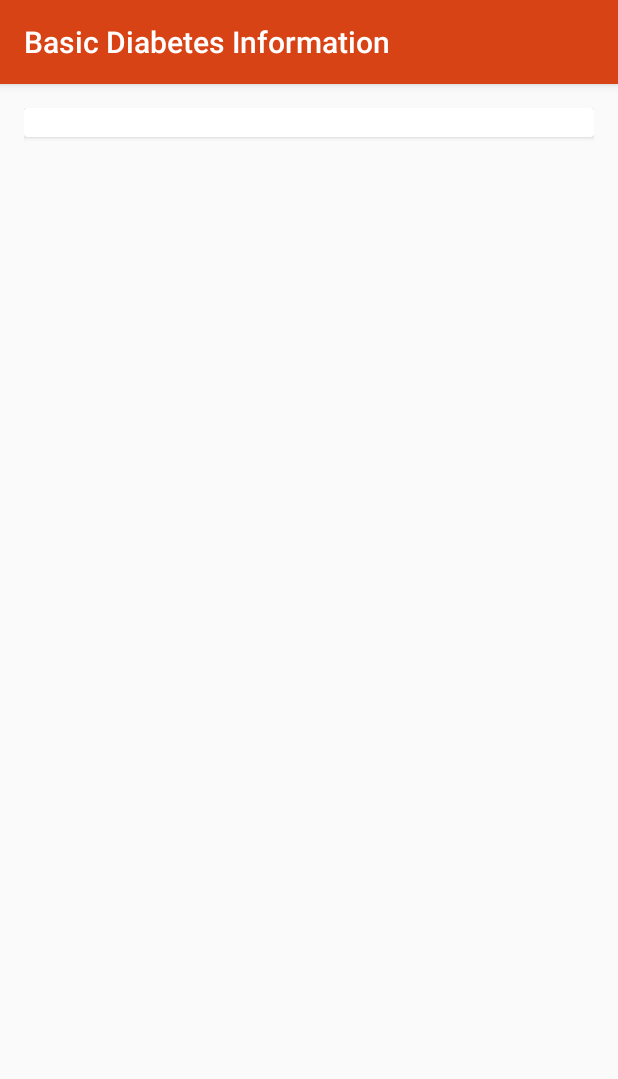
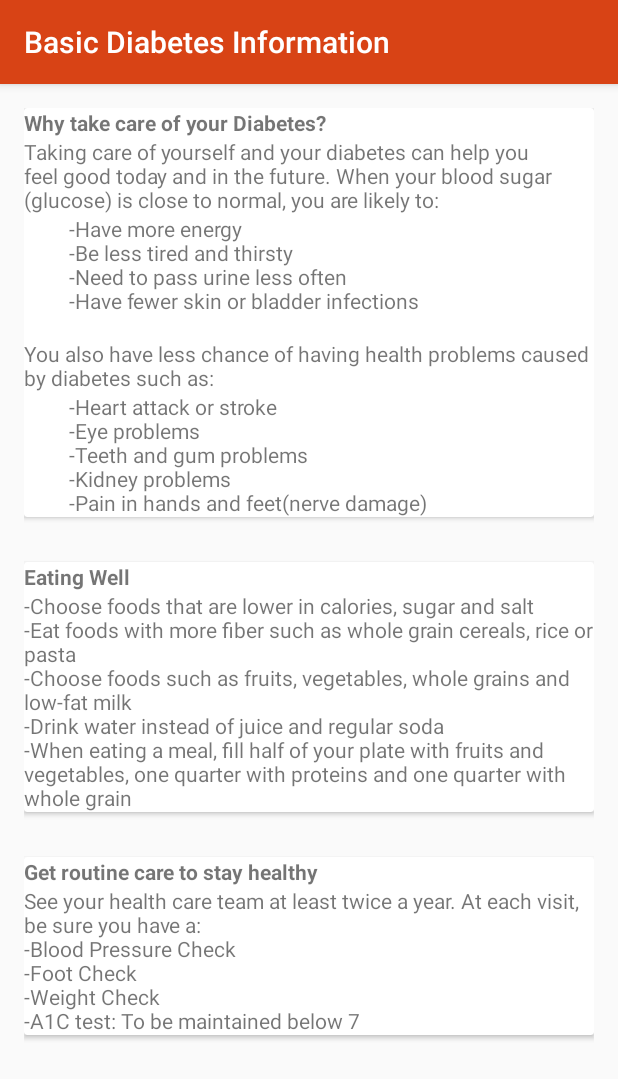
Before and after one commit to tmendonca28/project4thyear, an Android app: the DiabetesInfo screen opened directly, with no data from a screen before it, on a phone screen of 412 x 824 dp. Shown: the top 1079 px of the screen. Run offline under Robolectric (Android 15) with nearby library versions, the phone set to English and light mode, and no system bars; 1 statement that could not run was skipped.

Commit message:
-Basic Diabetes Information Page(added info)

```diff
--- a/app/src/main/res/layout/activity_diabetes_info.xml
+++ b/app/src/main/res/layout/activity_diabetes_info.xml
@@ -21,6 +21,8 @@
 
     </android.support.design.widget.AppBarLayout>
 
+
+
     <include layout="@layout/content_diabetes_info" />
 
 
--- a/app/src/main/res/layout/activity_splash.xml
+++ b/app/src/main/res/layout/activity_splash.xml
@@ -16,7 +16,7 @@
         android:layout_height="wrap_content"
         android:layout_marginBottom="10dp"
         android:textSize="12dp"
-        android:textColor="#454545"
+        android:textColor="#fff"
         android:gravity="center_horizontal"
         android:layout_alignParentBottom="true"
         android:text="A.G. Mendonca" />
--- a/app/src/main/res/layout/content_diabetes_info.xml
+++ b/app/src/main/res/layout/content_diabetes_info.xml
@@ -1,5 +1,5 @@
 <?xml version="1.0" encoding="utf-8"?>
-<RelativeLayout xmlns:android="http://schemas.android.com/apk/res/android"
+<ScrollView xmlns:android="http://schemas.android.com/apk/res/android"
     xmlns:app="http://schemas.android.com/apk/res-auto"
     xmlns:tools="http://schemas.android.com/tools"
     android:id="@+id/content_diabetes_info"
@@ -12,21 +12,89 @@
     app:layout_behavior="@string/appbar_scrolling_view_behavior"
     tools:context="com.tmend.firebaseauth.DiabetesInfo"
     tools:showIn="@layout/activity_diabetes_info">
+    <RelativeLayout
+        android:layout_width="match_parent"
+        android:layout_height="wrap_content">
+
 
     <android.support.v7.widget.CardView
         android:layout_width="match_parent"
-        android:layout_height="wrap_content">
-        <ImageView
+        android:layout_height="wrap_content"
+        android:id="@+id/card_1"
+        android:layout_marginBottom="30sp">
+        <LinearLayout
             android:layout_width="match_parent"
-            android:layout_height="wrap_content" />
+            android:layout_height="wrap_content"
+            android:orientation="vertical">
         <TextView
             android:layout_width="match_parent"
-            android:layout_height="wrap_content" />
-
-
-
-
-
+            android:layout_height="wrap_content"
+            android:text="Why take care of your Diabetes?"
+            android:textStyle="bold"/>
+        <TextView
+            android:layout_width="match_parent"
+            android:layout_height="wrap_content"
+            android:gravity="start"
+            android:text="Taking care of yourself and your diabetes can help you feel good today and in the future. When your blood sugar (glucose) is close to normal, you are likely to:" />
+            <TextView
+                android:layout_width="match_parent"
+                android:layout_height="wrap_content"
+                android:text="         -Have more energy \n         -Be less tired and thirsty \n         -Need to pass urine less often \n         -Have fewer skin or bladder infections" />
+            <TextView
+                android:layout_width="match_parent"
+                android:layout_height="wrap_content"
+                android:text="\nYou also have less chance of having health problems caused by diabetes such as:"/>
+            <TextView
+                android:layout_width="match_parent"
+                android:layout_height="wrap_content"
+                android:text="         -Heart attack or stroke \n         -Eye problems \n         -Teeth and gum problems \n         -Kidney problems \n         -Pain in hands and feet(nerve damage)" />
+        </LinearLayout>
     </android.support.v7.widget.CardView>
 
-</RelativeLayout>
+    <android.support.v7.widget.CardView
+        android:layout_width="match_parent"
+        android:layout_height="wrap_content"
+        android:id="@+id/card_2"
+        android:layout_below="@id/card_1"
+        android:layout_marginBottom="30sp">
+        <LinearLayout
+            android:layout_width="match_parent"
+            android:layout_height="wrap_content"
+            android:orientation="vertical">
+            <TextView
+                android:layout_width="match_parent"
+                android:layout_height="wrap_content"
+                android:text="Eating Well"
+                android:textStyle="bold"/>
+            <TextView
+                android:layout_width="match_parent"
+                android:layout_height="wrap_content"
+                android:text="-Choose foods that are lower in calories, sugar and salt \n-Eat foods with more fiber such as whole grain cereals, rice or pasta \n-Choose foods such as fruits, vegetables, whole grains and low-fat milk \n-Drink water instead of juice and regular soda \n-When eating a meal, fill half of your plate with fruits and vegetables, one quarter with proteins and one quarter with whole grain" />
+
+        </LinearLayout>
+    </android.support.v7.widget.CardView>
+
+        <android.support.v7.widget.CardView
+            android:layout_width="match_parent"
+            android:layout_height="wrap_content"
+            android:id="@+id/card_3"
+            android:layout_below="@id/card_2"
+            android:layout_marginBottom="30sp">
+            <LinearLayout
+                android:layout_width="match_parent"
+                android:layout_height="wrap_content"
+                android:orientation="vertical">
+                <TextView
+                    android:layout_width="match_parent"
+                    android:layout_height="wrap_content"
+                    android:text="Get routine care to stay healthy"
+                    android:textStyle="bold"/>
+                <TextView
+                    android:layout_width="match_parent"
+                    android:layout_height="wrap_content"
+                    android:text="See your health care team at least twice a year. At each visit, be sure you have a:\n-Blood Pressure Check \n-Foot Check \n-Weight Check \n-A1C test: To be maintained below 7" />
+
+            </LinearLayout>
+        </android.support.v7.widget.CardView>
+    </RelativeLayout>
+</ScrollView>
```
